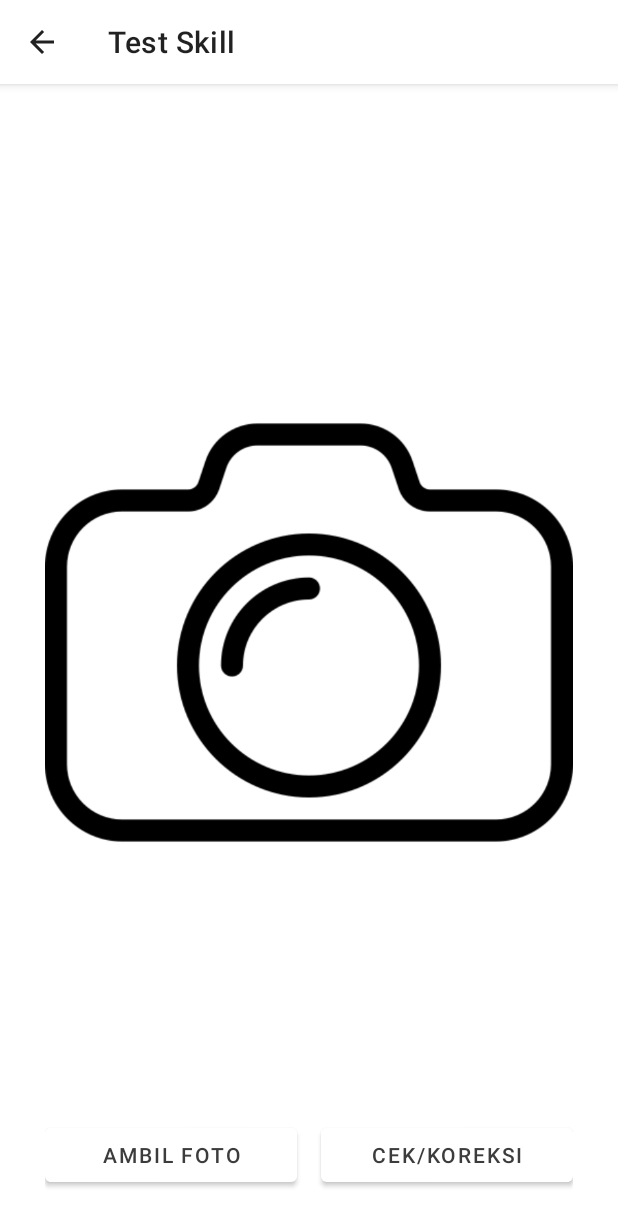
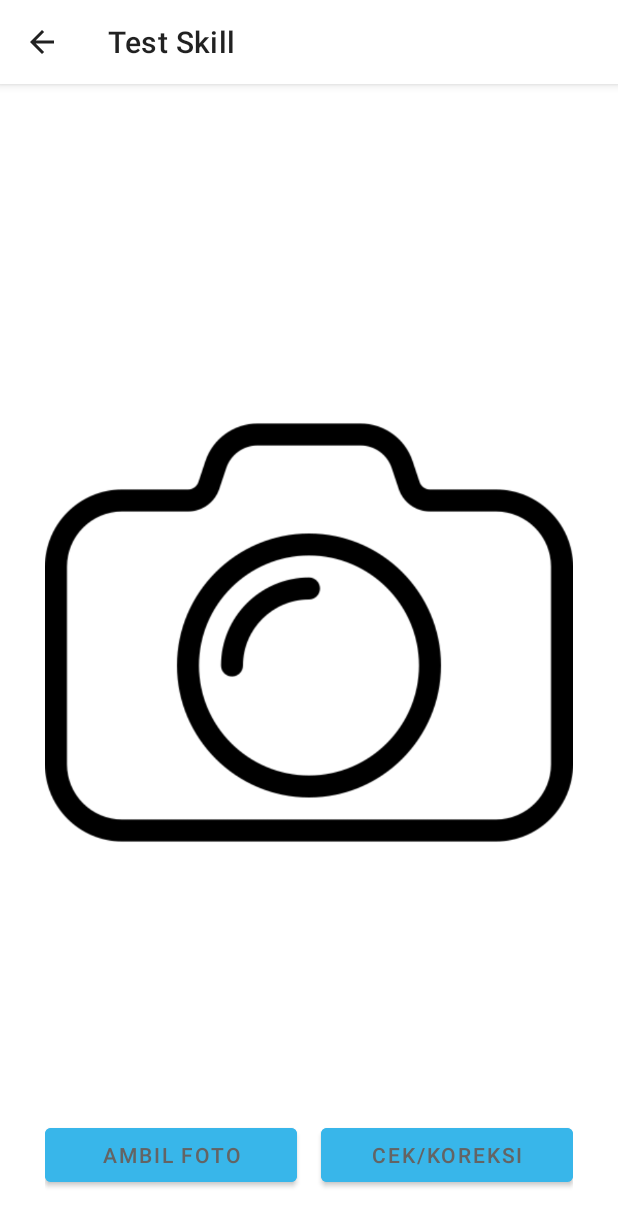
Before and after one commit to triwaluyo07/BisaWicara, an Android app: the CameraActivity screen opened directly, with no data from a screen before it, on a phone screen of 412 x 824 dp. Shown: the top 1226 px of the screen. Run offline under Robolectric (Android 15) with nearby library versions, the phone set to English and light mode, and no system bars; Roboto replaces fonts that are not available here; 2 statements that could not run were skipped.

Commit message:
UI Color minor changes

```diff
--- a/app/src/main/res/layout/activity_camera.xml
+++ b/app/src/main/res/layout/activity_camera.xml
@@ -28,6 +28,7 @@
         app:layout_constraintStart_toStartOf="parent"
         app:layout_constraintTop_toBottomOf="@+id/img_desc"
         android:src="@drawable/gb_camera"
+        android:background="@color/design_default_color_background"
         android:contentDescription="@string/logo" />
 
     <Button
@@ -36,6 +37,7 @@
         android:layout_height="wrap_content"
         android:layout_marginEnd="8dp"
         android:text="@string/take_shot"
+        android:backgroundTint="@color/bluesky"
         app:layout_constraintBottom_toBottomOf="parent"
         app:layout_constraintEnd_toStartOf="@+id/btn_check"
         app:layout_constraintStart_toStartOf="parent" />
@@ -46,6 +48,7 @@
         android:layout_height="wrap_content"
         android:layout_marginStart="8dp"
         android:text="@string/check"
+        android:backgroundTint="@color/bluesky"
         app:layout_constraintBottom_toBottomOf="parent"
         app:layout_constraintEnd_toEndOf="parent"
         app:layout_constraintStart_toEndOf="@+id/btn_take_pict" />
--- a/app/src/main/res/layout/activity_lapor_bug.xml
+++ b/app/src/main/res/layout/activity_lapor_bug.xml
@@ -69,6 +69,7 @@
         android:layout_marginTop="16dp"
         android:fontFamily="@font/archivo_black"
         android:text="@string/btn_lapor"
+        android:backgroundTint="@color/bluesky"
         app:layout_constraintEnd_toEndOf="parent"
         app:layout_constraintHorizontal_bias="0.498"
         app:layout_constraintStart_toStartOf="parent"
--- a/app/src/main/res/values-night/themes.xml
+++ b/app/src/main/res/values-night/themes.xml
@@ -2,12 +2,12 @@
     <!-- Base application theme. -->
     <style name="Theme.BisaWicara" parent="Theme.MaterialComponents.DayNight">
         <!-- Primary brand color. -->
-        <item name="colorPrimary">@color/purple_200</item>
-        <item name="colorPrimaryVariant">@color/purple_700</item>
-        <item name="colorOnPrimary">@color/black</item>
+        <item name="colorPrimary">@color/bluesky</item>
+        <item name="colorPrimaryVariant">@color/bluesky</item>
+        <item name="colorOnPrimary">#333333</item>
         <!-- Secondary brand color. -->
         <item name="colorSecondary">@color/teal_200</item>
-        <item name="colorSecondaryVariant">@color/teal_200</item>
+        <item name="colorSecondaryVariant">@color/teal_700</item>
         <item name="colorOnSecondary">@color/black</item>
         <!-- Status bar color. -->
         <item name="android:statusBarColor" tools:targetApi="l">
--- a/app/src/main/res/values/colors.xml
+++ b/app/src/main/res/values/colors.xml
@@ -5,7 +5,7 @@
     <color name="purple_700">#FF3700B3</color>
     <color name="teal_200">#FF03DAC5</color>
     <color name="teal_700">#FF018786</color>
-    <color name="black">#3C3C3C</color>
+    <color name="black">#646464</color>
     <color name="white">#FFFFFFFF</color>
     <color name="bluesky">#38B6EA</color>
     <color name="softpink">#ffb6c1</color>
--- a/app/src/main/res/values/strings.xml
+++ b/app/src/main/res/values/strings.xml
@@ -3,7 +3,7 @@
     <string name="app_desc">Belajar Mudah Bahasa Isyarat</string>
     <string name="team_name">TeknoXera</string>
     <string name="logo">Logo</string>
-    <string name="version">v1.0-beta_build–052521–1044</string>
+    <string name="version">v1.0-beta_build–052521–1058</string>
     <string name="dashb">DASHBOARD</string>
     <string name="dictionary">Kamus</string>
     <string name="test">Test Skill</string>
```
